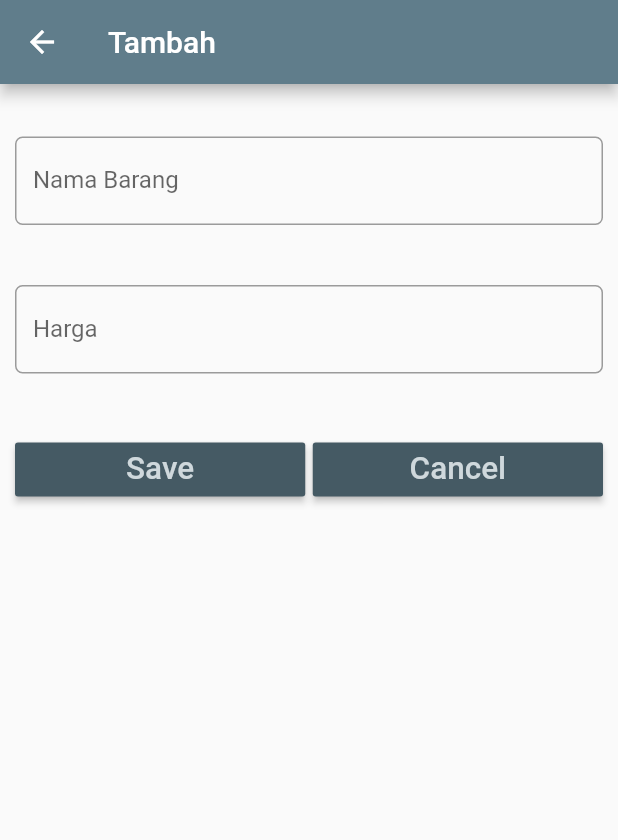
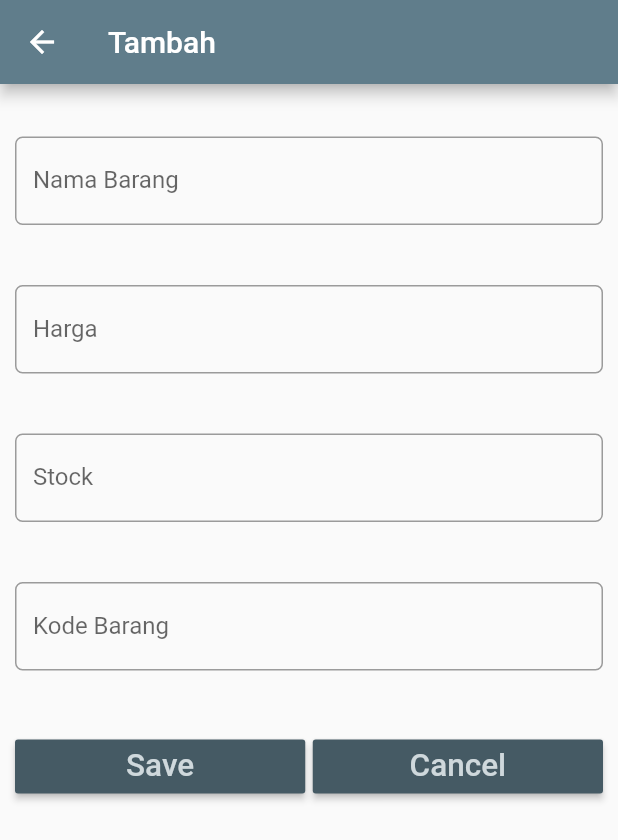
Before and after one commit to yogameleniawan/flutter_app_listview, a Flutter app: the screen it shows after launch, after a tap on "Tambah Item", on a phone screen of 412 x 824 dp. Shown: the top 840 px of the screen. Run offline on Flutter 3.47's test engine with Material 2 defaults, Android fonts, the phone set to English and light mode, and no system bars; our stand-ins replace sqflite; accounts and stored records are empty.

Commit message:
Tugas 2. Tambahkan variabel stok dan kode barang untuk operasi CRUD

```diff
--- a/lib/database/dbhelper.dart
+++ b/lib/database/dbhelper.dart
@@ -29,7 +29,9 @@ class DbHelper {
 CREATE TABLE item (
 id INTEGER PRIMARY KEY AUTOINCREMENT,
 name TEXT,
-price INTEGER
+price INTEGER,
+stock INTEGER,
+itemCode TEXT
 )
 ''');
   }
--- a/lib/models/item.dart
+++ b/lib/models/item.dart
@@ -2,23 +2,33 @@ class Item {
   int _id;
   String _name;
   int _price;
+  int _stock;
+  String _itemCode;
 
   int get id => _id;
 
   String get name => this._name;
   set name(String value) => this._name = value;
 
+  String get itemCode => this._itemCode;
+  set itemCode(String value) => this._itemCode = value;
+
   get price => this._price;
   set price(value) => this._price = value;
 
-  Item(this._name,
-      this._price); // constructor version 1 to receive value data only _name and _price
+  get stock => this._stock;
+  set stock(value) => this._stock = value;
+
+  Item(this._name, this._price, this._stock,
+      this._itemCode); // constructor version 1 to receive value data only _name and _price
 
   Item.fromMap(Map<String, dynamic> map) {
     // constructor version 2 to convert from Map to Item
     this._id = map['id'];
     this._name = map['name'];
     this._price = map['price'];
+    this._stock = map['stock'];
+    this._itemCode = map['itemCode'];
   }
 
   Map<String, dynamic> toMap() {
@@ -27,6 +37,8 @@ class Item {
     map['id'] = this._id;
     map['name'] = this._name;
     map['price'] = this._price;
+    map['stock'] = this._stock;
+    map['itemCode'] = this._itemCode;
     return map;
   }
 }
--- a/lib/pages/entryform.dart
+++ b/lib/pages/entryform.dart
@@ -14,12 +14,17 @@ class EntryFormState extends State<EntryForm> {
   EntryFormState(this.item);
   TextEditingController nameController = TextEditingController();
   TextEditingController priceController = TextEditingController();
+  TextEditingController stockController = TextEditingController();
+  TextEditingController codeController = TextEditingController();
+
   @override
   Widget build(BuildContext context) {
 //kondisi
     if (item != null) {
       nameController.text = item.name;
       priceController.text = item.price.toString();
+      stockController.text = item.stock.toString();
+      codeController.text = item.itemCode.toString();
     }
 //rubah
     return Scaffold(
@@ -64,6 +69,40 @@ class EntryFormState extends State<EntryForm> {
                   },
                 ),
               ),
+
+              Padding(
+                padding: EdgeInsets.only(top: 20.0, bottom: 20.0),
+                child: TextField(
+                  controller: stockController,
+                  keyboardType: TextInputType.number,
+                  decoration: InputDecoration(
+                    labelText: 'Stock',
+                    border: OutlineInputBorder(
+                      borderRadius: BorderRadius.circular(5.0),
+                    ),
+                  ),
+                  onChanged: (value) {
+//
+                  },
+                ),
+              ),
+
+              Padding(
+                padding: EdgeInsets.only(top: 20.0, bottom: 20.0),
+                child: TextField(
+                  controller: codeController,
+                  keyboardType: TextInputType.text,
+                  decoration: InputDecoration(
+                    labelText: 'Kode Barang',
+                    border: OutlineInputBorder(
+                      borderRadius: BorderRadius.circular(5.0),
+                    ),
+                  ),
+                  onChanged: (value) {
+//
+                  },
+                ),
+              ),
 // tombol button
               Padding(
                 padding: EdgeInsets.only(top: 20.0, bottom: 20.0),
@@ -81,12 +120,17 @@ class EntryFormState extends State<EntryForm> {
                         onPressed: () {
                           if (item == null) {
 // tambah data
-                            item = Item(nameController.text,
-                                int.parse(priceController.text));
+                            item = Item(
+                                nameController.text,
+                                int.parse(priceController.text),
+                                int.parse(stockController.text),
+                                codeController.text);
                           } else {
 // ubah data
                             item.name = nameController.text;
                             item.price = int.parse(priceController.text);
+                            item.stock = int.parse(stockController.text);
+                            item.itemCode = codeController.text;
                           }
 // kembali ke layar sebelumnya dengan membawa objek item
                           Navigator.pop(context, item);
```
Also changed, not shown: lib/pages/home.dart (+5 -4 lines).
